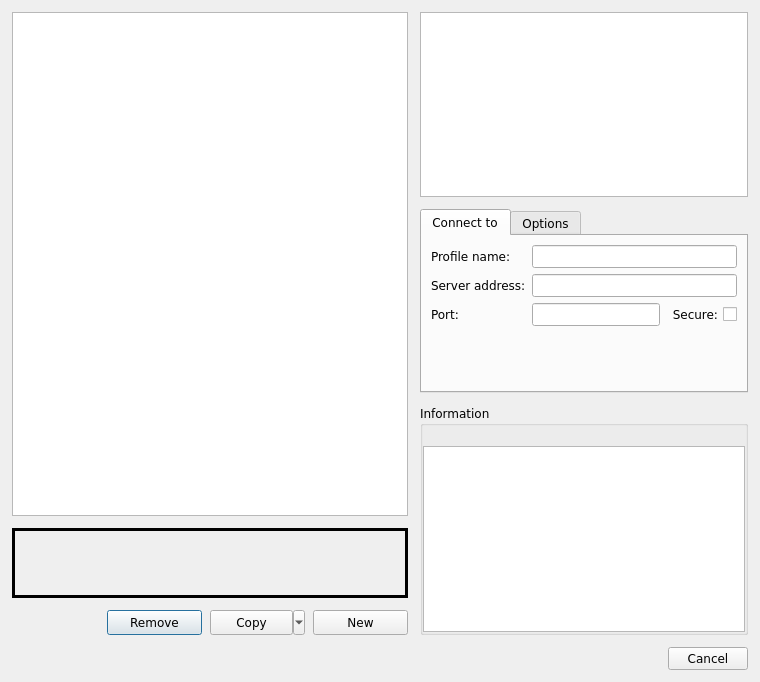
Before: the Qt Designer form src/ui/connection_profiles.ui in MorquinDevlar/Mudlet, drawn with Qt 5.
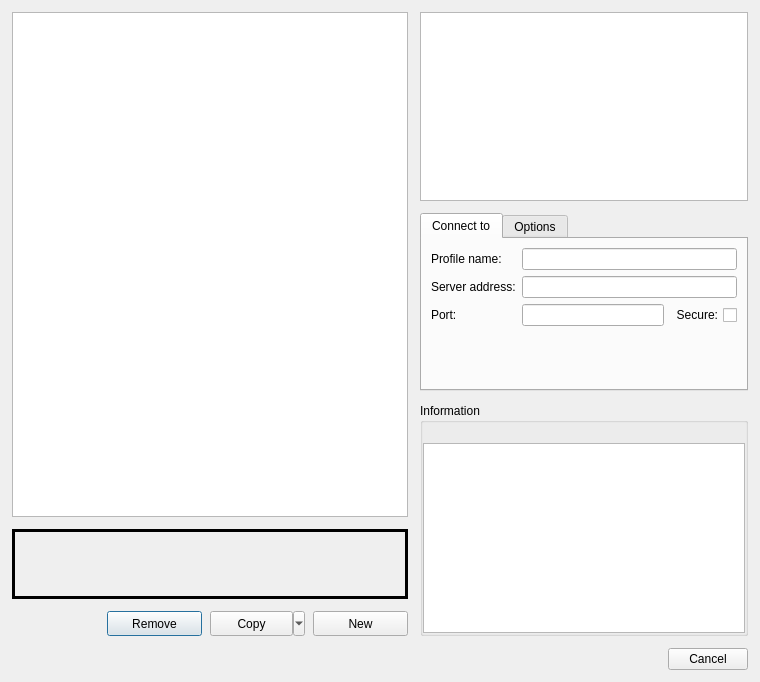
After: the same form once the commit is applied. Icons and pictures are not drawn. Custom widgets are drawn as their Qt base class.

Commit message: Fix: the connection dialog's two tabs read in one typeface

The edit to the form file:
```diff
--- a/src/ui/connection_profiles.ui
+++ b/src/ui/connection_profiles.ui
@@ -16,11 +16,6 @@
     <height>0</height>
    </size>
   </property>
-  <property name="font">
-   <font>
-    <family>Bitstream Vera Sans</family>
-   </font>
-  </property>
   <property name="windowTitle">
    <string>Select a profile to connect with</string>
   </property>
```
The commit also changes 6 other files.
